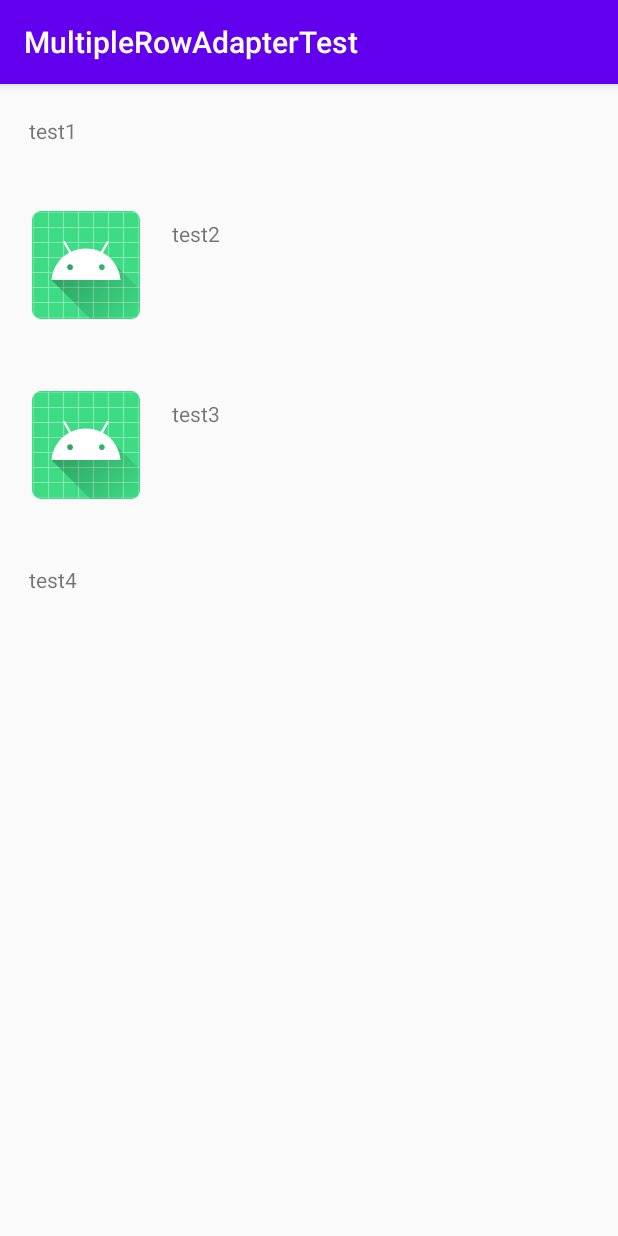
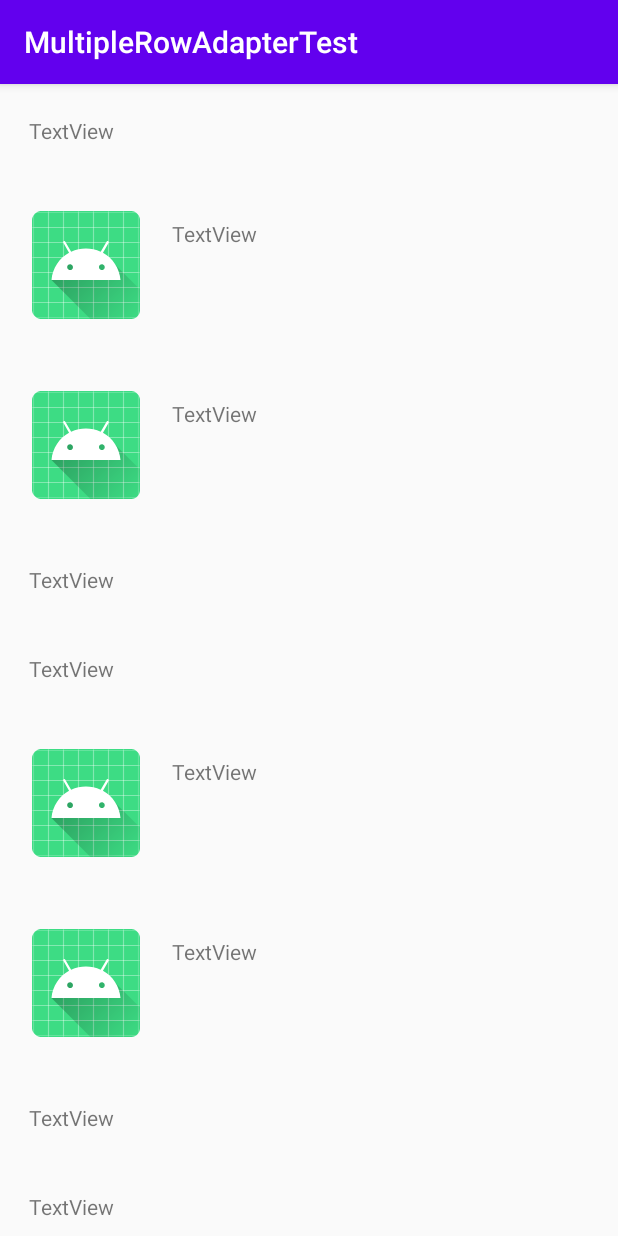
Before and after one commit to raag/MultipleRowAdapter, an Android app: the screen it shows after launch (MainActivity), on a phone screen of 412 x 824 dp. Run offline under Robolectric (Android 15) with nearby library versions, the phone set to English and light mode, and no system bars; our stand-ins replace data binding.

Commit message:
tests updated

```diff
--- a/app/build.gradle
+++ b/app/build.gradle
@@ -21,6 +21,10 @@ android {
             proguardFiles getDefaultProguardFile('proguard-android-optimize.txt'), 'proguard-rules.pro'
         }
     }
+
+    buildFeatures {
+        dataBinding = true
+    }
 }
 
 dependencies {
@@ -31,6 +35,7 @@ dependencies {
     implementation 'androidx.constraintlayout:constraintlayout:1.1.3'
     implementation 'androidx.recyclerview:recyclerview:1.1.0'
     implementation project(path: ':MultipleRowAdapter')
+    implementation 'androidx.lifecycle:lifecycle-extensions:2.2.0'
 
     testImplementation 'junit:junit:4.12'
     androidTestImplementation 'androidx.test.ext:junit:1.1.1'
--- a/app/src/main/java/com/raagpc/multiplerowadaptertest/MainActivity.kt
+++ b/app/src/main/java/com/raagpc/multiplerowadaptertest/MainActivity.kt
@@ -2,30 +2,17 @@ package com.raagpc.multiplerowadaptertest
 
 import androidx.appcompat.app.AppCompatActivity
 import android.os.Bundle
-import androidx.recyclerview.widget.LinearLayoutManager
-import androidx.recyclerview.widget.RecyclerView
-import com.raagpc.multiplerowadapter.MultipleRowAdapter
+import androidx.databinding.DataBindingUtil
+import androidx.lifecycle.ViewModelProvider
+import com.raagpc.multiplerowadaptertest.databinding.ActivityMainBinding
 
 class MainActivity : AppCompatActivity() {
-
-    private lateinit var list: RecyclerView
-
     override fun onCreate(savedInstanceState: Bundle?) {
         super.onCreate(savedInstanceState)
-        setContentView(R.layout.activity_main)
-
-        val rowType1 = 1
-        val rowType2 = 2
-
-        list = findViewById(R.id.list)
-        val adapter = MultipleRowAdapter()
-        list.adapter = adapter
-        list.layoutManager = LinearLayoutManager(this)
-
-        adapter.addRow( RowType1("test1", rowType1) )
-        adapter.addRow( RowType2("test2", rowType2) )
-        adapter.addRow( RowType2("test3", rowType2) )
-        adapter.addRow( RowType1("test4", rowType1) )
-        adapter.notifyDataSetChanged()
+        val binding = DataBindingUtil.setContentView<ActivityMainBinding>(this, R.layout.activity_main)
+        val viewModel = ViewModelProvider(this).get(MainViewModel::class.java)
+        binding.lifecycleOwner = this
+        binding.viewModel = viewModel
+        viewModel.initAdapter()
     }
 }
--- /dev/null
+++ b/app/src/main/java/com/raagpc/multiplerowadaptertest/MainViewModel.kt
@@ -0,0 +1,33 @@
+package com.raagpc.multiplerowadaptertest
+
+import androidx.lifecycle.MutableLiveData
+import androidx.lifecycle.ViewModel
+import com.raagpc.multiplerowadapter.MultipleRowAdapter
+
+class MainViewModel: ViewModel() {
+
+    val adapter = MutableLiveData<MultipleRowAdapter>()
+
+    fun initAdapter() {
+        val rowType1 = 1
+        val rowType2 = 2
+        adapter.value = MultipleRowAdapter()
+        adapter.value?.addRow( RowType1("test1", rowType1) )
+        adapter.value?.addRow( RowType2("test2", rowType2) )
+        adapter.value?.addRow( RowType2("test3", rowType2) )
+        adapter.value?.addRow( RowType1("test4", rowType1) )
+        adapter.value?.addRow( RowType1("test1", rowType1) )
+        adapter.value?.addRow( RowType2("test2", rowType2) )
+        adapter.value?.addRow( RowType2("test3", rowType2) )
+        adapter.value?.addRow( RowType1("test4", rowType1) )
+        adapter.value?.addRow( RowType1("test4", rowType1) )
+        adapter.value?.addRow( RowType1("test4", rowType1) )
+        adapter.value?.addRow( RowType1("test4", rowType1) )
+        adapter.value?.addRow( RowType1("test4", rowType1) )
+        adapter.value?.addRow( RowType2("test3", rowType2) )
+        adapter.value?.addRow( RowType2("test3", rowType2) )
+        adapter.value?.addRow( RowType2("test3", rowType2) )
+        adapter.value?.addRow( RowType2("test3", rowType2) )
+        adapter.value?.notifyDataSetChanged()
+    }
+}
--- a/app/src/main/java/com/raagpc/multiplerowadaptertest/RowType1.kt
+++ b/app/src/main/java/com/raagpc/multiplerowadaptertest/RowType1.kt
@@ -4,14 +4,18 @@ import android.view.LayoutInflater
 import android.view.View
 import android.view.ViewGroup
 import android.widget.TextView
+import androidx.databinding.ViewDataBinding
 import com.raagpc.multiplerowadapter.MultipleRowAdapter
 import com.raagpc.multiplerowadapter.MultipleRowInterface
+import com.raagpc.multiplerowadaptertest.databinding.AdapterType1Binding
 
 class RowType1(private val titleText: String, override val type: Int): MultipleRowInterface {
 
     private lateinit var title: TextView
 
-    override fun bind(view: View) {
+    override fun bind(binding: ViewDataBinding) {
+        val mBinding = binding as AdapterType1Binding
+        val view = mBinding.root
         title = view.findViewById(R.id.title)
 
         title.text = titleText
--- a/app/src/main/java/com/raagpc/multiplerowadaptertest/RowType2.kt
+++ b/app/src/main/java/com/raagpc/multiplerowadaptertest/RowType2.kt
@@ -4,14 +4,18 @@ import android.view.LayoutInflater
 import android.view.View
 import android.view.ViewGroup
 import android.widget.TextView
+import androidx.databinding.ViewDataBinding
 import com.raagpc.multiplerowadapter.MultipleRowAdapter
 import com.raagpc.multiplerowadapter.MultipleRowInterface
+import com.raagpc.multiplerowadaptertest.databinding.AdapterType2Binding
 
 class RowType2(private val titleText: String, override val type: Int): MultipleRowInterface {
 
     private lateinit var title: TextView
 
-    override fun bind(view: View) {
+    override fun bind(binding: ViewDataBinding) {
+        val mBinding = binding as AdapterType2Binding
+        val view = mBinding.root
         title = view.findViewById(R.id.title)
 
         title.text = titleText
--- a/app/src/main/res/layout/activity_main.xml
+++ b/app/src/main/res/layout/activity_main.xml
@@ -1,7 +1,16 @@
 <?xml version="1.0" encoding="utf-8"?>
-<androidx.constraintlayout.widget.ConstraintLayout xmlns:android="http://schemas.android.com/apk/res/android"
+<layout xmlns:android="http://schemas.android.com/apk/res/android"
     xmlns:app="http://schemas.android.com/apk/res-auto"
-    xmlns:tools="http://schemas.android.com/tools"
+    xmlns:tools="http://schemas.android.com/tools">
+
+    <data>
+        <import type="com.raagpc.multiplerowadaptertest.MainViewModel" />
+        <variable
+            name="viewModel"
+            type="MainViewModel" />
+    </data>
+
+    <androidx.constraintlayout.widget.ConstraintLayout
         android:layout_width="match_parent"
         android:layout_height="match_parent"
         tools:context=".MainActivity">
@@ -11,6 +20,8 @@
             android:layout_width="0dp"
             android:layout_height="0dp"
             tools:listitem="@layout/adapter_type_2"
+            app:layoutManager="androidx.recyclerview.widget.LinearLayoutManager"
+            android:adapter="@{viewModel.adapter}"
             android:layout_marginStart="1dp"
             android:layout_marginLeft="1dp"
             android:layout_marginTop="1dp"
@@ -23,3 +34,4 @@
             app:layout_constraintTop_toTopOf="parent" />
 
     </androidx.constraintlayout.widget.ConstraintLayout>
+</layout>
--- a/app/src/main/res/layout/adapter_type_1.xml
+++ b/app/src/main/res/layout/adapter_type_1.xml
@@ -1,7 +1,13 @@
 <?xml version="1.0" encoding="utf-8"?>
-<androidx.constraintlayout.widget.ConstraintLayout xmlns:android="http://schemas.android.com/apk/res/android"
+<layout xmlns:android="http://schemas.android.com/apk/res/android"
     xmlns:app="http://schemas.android.com/apk/res-auto"
-    xmlns:tools="http://schemas.android.com/tools"
+    xmlns:tools="http://schemas.android.com/tools">
+
+    <data>
+
+    </data>
+
+    <androidx.constraintlayout.widget.ConstraintLayout
         android:layout_width="match_parent"
         android:layout_height="wrap_content">
 
@@ -21,3 +27,4 @@
             app:layout_constraintStart_toStartOf="parent"
             app:layout_constraintTop_toTopOf="parent" />
     </androidx.constraintlayout.widget.ConstraintLayout>
+</layout>
--- a/app/src/main/res/layout/adapter_type_2.xml
+++ b/app/src/main/res/layout/adapter_type_2.xml
@@ -1,7 +1,13 @@
 <?xml version="1.0" encoding="utf-8"?>
-<androidx.constraintlayout.widget.ConstraintLayout xmlns:android="http://schemas.android.com/apk/res/android"
+<layout xmlns:android="http://schemas.android.com/apk/res/android"
     xmlns:app="http://schemas.android.com/apk/res-auto"
-    xmlns:tools="http://schemas.android.com/tools"
+    xmlns:tools="http://schemas.android.com/tools">
+
+    <data>
+
+    </data>
+
+    <androidx.constraintlayout.widget.ConstraintLayout
         android:layout_width="match_parent"
         android:layout_height="wrap_content">
 
@@ -32,3 +38,4 @@
             app:layout_constraintStart_toEndOf="@+id/imageView"
             app:layout_constraintTop_toTopOf="parent" />
     </androidx.constraintlayout.widget.ConstraintLayout>
+</layout>
```
Lines whose indentation alone changed are shown as unchanged.
